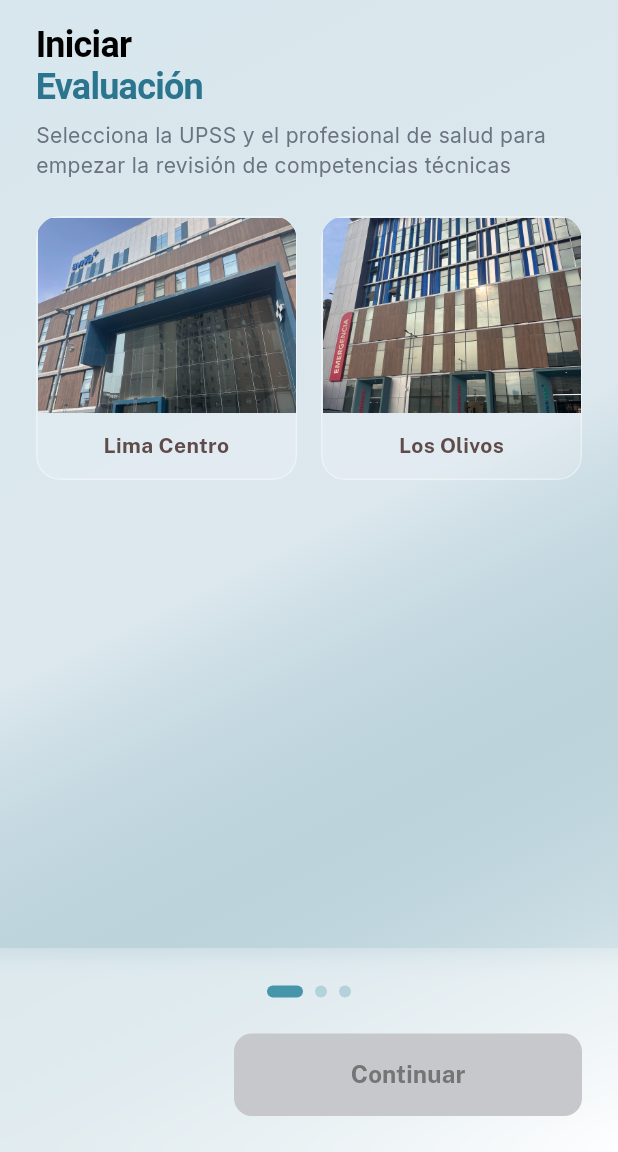
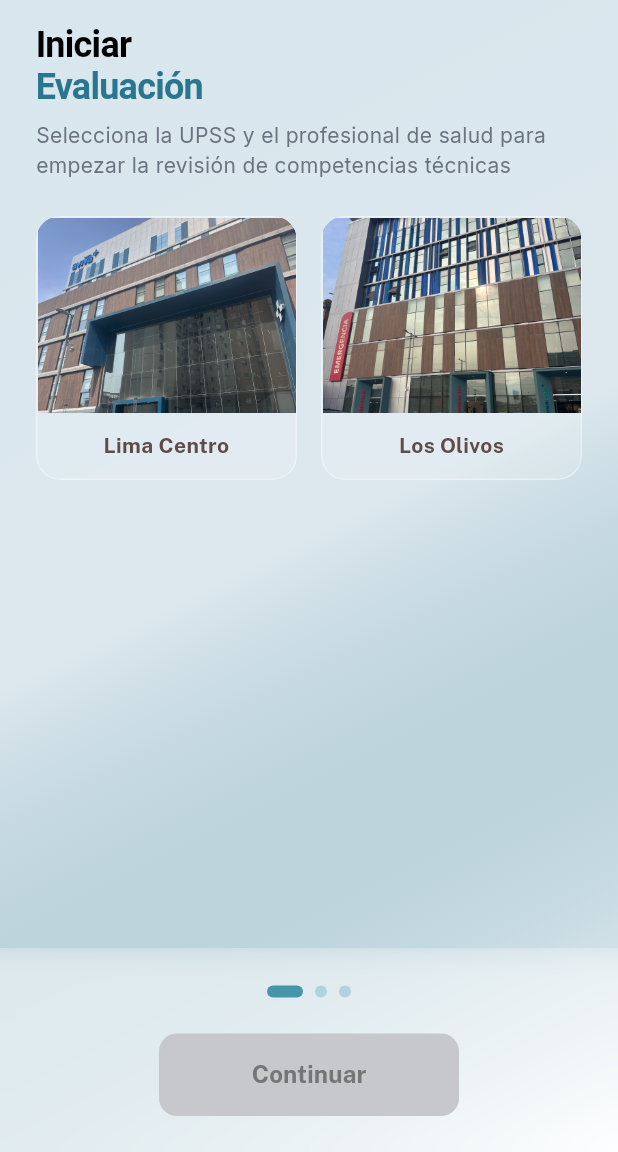
Before and after one commit to gabrielbms15/aviva-evaluaciones-app, a Flutter app: the NewEvaluationPage screen opened by its route, on a phone screen of 412 x 824 dp, the part 84-1236 px from its top. Run offline on Flutter 3.47's test engine with Material 3 defaults, Android fonts, the phone set to English and light mode, and no system bars; our stand-ins replace fl_chart, google_fonts; accounts and stored records are empty.

Commit message:
Responsive design of components

```diff
--- a/lib/core/app_colors.dart
+++ b/lib/core/app_colors.dart
@@ -13,4 +13,7 @@ class AppColors {
   static const Color headerColor4 = Color(0xFF0B4A56); // 40%
   static const Color headerColor5 = Color(0xFF20687A); // 15%
   // static const Color headerColor5 = Color(0xFF2A778B); // 15%
+
+  // Custom Highlights FF6F61
+  static const Color coral = Color(0xFF4596AB);
 }
--- a/lib/new_evaluation_page.dart
+++ b/lib/new_evaluation_page.dart
@@ -45,6 +45,11 @@ class _NewEvaluationPageState extends State<NewEvaluationPage> {
 
   @override
   Widget build(BuildContext context) {
+    bool canContinue = false;
+    if (_currentStep == 0) canContinue = _selectedSede != null;
+    if (_currentStep == 1) canContinue = _selectedUpss != null;
+    if (_currentStep == 2) canContinue = _selectedStaff != null;
+
     return Scaffold(
       extendBodyBehindAppBar: true,
       appBar: const PrevalenciasAppBar(),
@@ -76,7 +81,7 @@ class _NewEvaluationPageState extends State<NewEvaluationPage> {
                 Expanded(
                   child: PageView(
                     controller: _pageController,
-                    physics: const BouncingScrollPhysics(), // Allow swipe back/forth
+                    physics: const NeverScrollableScrollPhysics(),
                     onPageChanged: (int page) {
                       setState(() {
                         _currentStep = page;
@@ -89,7 +94,7 @@ class _NewEvaluationPageState extends State<NewEvaluationPage> {
                     ],
                   ),
                 ),
-                _buildWizardNavigation(),
+                _buildWizardNavigation(canContinue),
               ],
             ),
           ),
@@ -105,15 +110,9 @@ class _NewEvaluationPageState extends State<NewEvaluationPage> {
     );
   }
 
-  Widget _buildWizardNavigation() {
+  Widget _buildWizardNavigation(bool canContinue) {
     bool isFirstStep = _currentStep == 0;
     bool isLastStep = _currentStep == 2;
-
-    // Selection validation for each step
-    bool canContinue = false;
-    if (_currentStep == 0) canContinue = _selectedSede != null;
-    if (_currentStep == 1) canContinue = _selectedUpss != null;
-    if (_currentStep == 2) canContinue = _selectedStaff != null;
 
     return ClipRect(
       child: Container(
@@ -151,8 +150,8 @@ class _NewEvaluationPageState extends State<NewEvaluationPage> {
               // Navigation Buttons
             Row(
               children: [
-                  // Back Button (Atrás) - Hidden in first step
-                  if (!isFirstStep)
+                if (!isFirstStep) ...[
+                  // Back Button (Atrás)
                   Expanded(
                     child: TextButton(
                       onPressed: () {
@@ -173,14 +172,33 @@ class _NewEvaluationPageState extends State<NewEvaluationPage> {
                         ),
                       ),
                     ),
-                    )
-                  else
-                    const Spacer(),
+                  ),
                   const SizedBox(width: 16),
                   // Forward Button (Continuar / Empezar Evaluación)
                   Expanded(
                     flex: 2,
-                    child: Container(
+                    child: _buildActionButton(canContinue, isLastStep),
+                  ),
+                ] else ...[
+                  // Centered Forward Button for Step 1
+                  const Spacer(),
+                  SizedBox(
+                    width: 200,
+                    child: _buildActionButton(canContinue, isLastStep),
+                  ),
+                  const Spacer(),
+                ],
+              ],
+            ),
+            ],
+          ),
+        ),
+      ),
+    );
+  }
+
+  Widget _buildActionButton(bool canContinue, bool isLastStep) {
+    return Container(
       decoration: BoxDecoration(
         color: canContinue
             ? AppColors.primaryBlue.withOpacity(0.7)
@@ -226,14 +244,6 @@ class _NewEvaluationPageState extends State<NewEvaluationPage> {
             fontSize: 16,
             fontWeight: FontWeight.bold,
             color: canContinue ? Colors.white : Colors.grey.shade600,
-                          ),
-                        ),
-                      ),
-                    ),
-                  ),
-                ],
-              ),
-            ],
           ),
         ),
       ),
```
Also changed, not shown: lib/main.dart (+185 -75 lines). Lines whose indentation alone changed are shown as unchanged.
